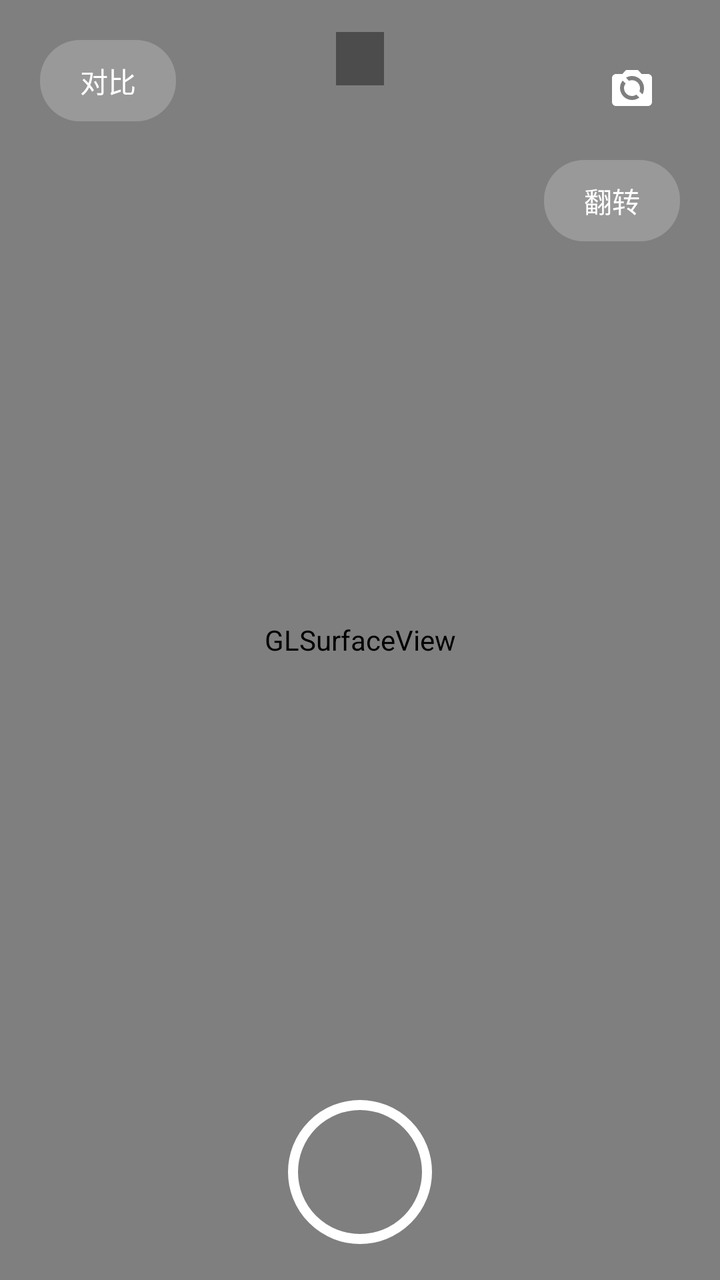
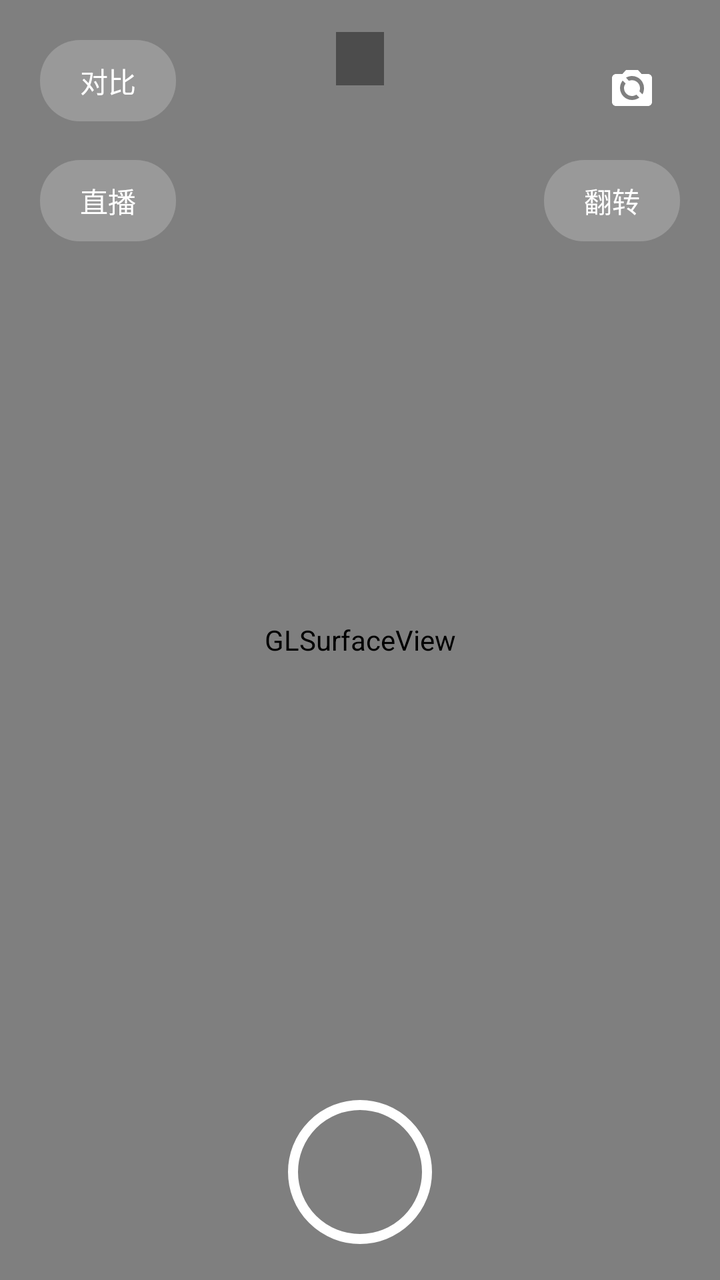

Before-and-after screenshots of an Android layout around one commit, followed by the original layout XML and the change that was made.
<!-- AndroidManifest.xml: application theme Theme.BeautyCamera -->
<!-- res/layout/activity_main.xml -->
<?xml version="1.0" encoding="utf-8"?>
<FrameLayout xmlns:android="http://schemas.android.com/apk/res/android"
    android:layout_width="match_parent"
    android:layout_height="match_parent"
    android:background="#000000">

    <android.opengl.GLSurfaceView
        android:id="@+id/glSurface"
        android:layout_width="match_parent"
        android:layout_height="match_parent" />

    <ImageButton
        android:id="@+id/btnSwitch"
        android:layout_width="48dp"
        android:layout_height="48dp"
        android:layout_gravity="top|end"
        android:layout_margin="20dp"
        android:background="?attr/selectableItemBackgroundBorderless"
        android:contentDescription="切换摄像头"
        android:src="@drawable/ic_switch"
        android:tint="#FFFFFF" />

    <TextView
        android:id="@+id/btnFlip"
        android:layout_width="wrap_content"
        android:layout_height="wrap_content"
        android:layout_gravity="top|end"
        android:layout_marginTop="80dp"
        android:layout_marginEnd="20dp"
        android:background="@drawable/chip_bg"
        android:paddingHorizontal="20dp"
        android:paddingVertical="10dp"
        android:text="翻转"
        android:textColor="#FFFFFF"
        android:textSize="14sp" />

    <TextView
        android:id="@+id/btnCompare"
        android:layout_width="wrap_content"
        android:layout_height="wrap_content"
        android:layout_gravity="top|start"
        android:layout_margin="20dp"
        android:background="@drawable/chip_bg"
        android:paddingHorizontal="20dp"
        android:paddingVertical="10dp"
        android:text="对比"
        android:textColor="#FFFFFF"
        android:textSize="14sp" />

    <TextView
        android:id="@+id/tvDebug"
        android:layout_width="wrap_content"
        android:layout_height="wrap_content"
        android:layout_gravity="center_horizontal"
        android:layout_marginTop="16dp"
        android:background="#66000000"
        android:paddingHorizontal="12dp"
        android:paddingVertical="6dp"
        android:textColor="#FF44FF44"
        android:textSize="11sp"
        android:fontFamily="monospace" />

    <TextView
        android:id="@+id/tvCount"
        android:layout_width="wrap_content"
        android:layout_height="wrap_content"
        android:layout_gravity="center"
        android:textColor="#FFFFFF"
        android:textSize="96sp"
        android:shadowColor="#80000000"
        android:shadowRadius="8"
        android:visibility="gone" />

    <TextView
        android:id="@+id/tvHint"
        android:layout_width="wrap_content"
        android:layout_height="wrap_content"
        android:layout_gravity="center"
        android:textColor="#FFFFFF"
        android:textSize="16sp"
        android:shadowColor="#80000000"
        android:shadowRadius="4" />

    <LinearLayout
        android:layout_width="match_parent"
        android:layout_height="wrap_content"
        android:layout_gravity="bottom"
        android:orientation="vertical"
        android:paddingBottom="18dp">

        <HorizontalScrollView
            android:id="@+id/presetsRow"
            android:layout_width="match_parent"
            android:layout_height="wrap_content"
            android:scrollbars="none"
            android:visibility="gone">

            <LinearLayout
                android:id="@+id/presetChips"
                android:layout_width="wrap_content"
                android:layout_height="wrap_content"
                android:orientation="horizontal"
                android:paddingHorizontal="16dp" />
        </HorizontalScrollView>

        <HorizontalScrollView
            android:id="@+id/captureRow"
            android:layout_width="match_parent"
            android:layout_height="wrap_content"
            android:scrollbars="none"
            android:visibility="gone">

            <LinearLayout
                android:id="@+id/captureChips"
                android:layout_width="wrap_content"
                android:layout_height="wrap_content"
                android:orientation="horizontal"
                android:paddingHorizontal="16dp" />
        </HorizontalScrollView>

        <HorizontalScrollView
            android:id="@+id/filterRow"
            android:layout_width="match_parent"
            android:layout_height="wrap_content"
            android:scrollbars="none"
            android:visibility="gone">

            <LinearLayout
                android:id="@+id/filterChips"
                android:layout_width="wrap_content"
                android:layout_height="wrap_content"
                android:orientation="horizontal"
                android:paddingHorizontal="16dp" />
        </HorizontalScrollView>

        <ScrollView
            android:id="@+id/sliderScroll"
            android:layout_width="match_parent"
            android:layout_height="140dp"
            android:visibility="gone">

            <LinearLayout
                android:id="@+id/sliderPanel"
                android:layout_width="match_parent"
                android:layout_height="wrap_content"
                android:orientation="vertical"
                android:paddingHorizontal="24dp" />
        </ScrollView>

        <com.google.android.material.tabs.TabLayout
            android:id="@+id/tabs"
            android:layout_width="wrap_content"
            android:layout_height="40dp"
            android:layout_gravity="center_horizontal"
            android:layout_marginTop="6dp"
            android:background="#00000000"
            app:tabTextColor="#99FFFFFF"
            app:tabSelectedTextColor="#FFFFFF"
            app:tabIndicatorColor="#FFFFFF"
            app:tabRippleColor="#33FFFFFF"
            xmlns:app="http://schemas.android.com/apk/res-auto" />

        <FrameLayout
            android:layout_width="match_parent"
            android:layout_height="wrap_content"
            android:layout_marginTop="6dp">

            <ImageButton
                android:id="@+id/btnCapture"
                android:layout_width="72dp"
                android:layout_height="72dp"
                android:layout_gravity="center"
                android:background="@drawable/btn_capture"
                android:contentDescription="拍照"
                android:src="@null" />
        </FrameLayout>
    </LinearLayout>
</FrameLayout>
<!-- resources referenced by this layout -->
<resources>
  <!-- drawable btn_capture (drawable) -->
  <?xml version="1.0" encoding="utf-8"?>
  <shape xmlns:android="http://schemas.android.com/apk/res/android" android:shape="oval">
      <solid android:color="#00FFFFFF" />
      <stroke android:width="5dp" android:color="#FFFFFF" />
      <size android:width="72dp" android:height="72dp" />
  </shape>
  <!-- drawable chip_bg (drawable) -->
  <?xml version="1.0" encoding="utf-8"?>
  <shape xmlns:android="http://schemas.android.com/apk/res/android" android:shape="rectangle">
      <corners android:radius="20dp" />
      <solid android:color="#33FFFFFF" />
  </shape>
  <!-- drawable ic_switch (drawable) -->
  <?xml version="1.0" encoding="utf-8"?>
  <vector xmlns:android="http://schemas.android.com/apk/res/android"
      android:width="24dp" android:height="24dp"
      android:viewportWidth="24" android:viewportHeight="24">
      <path
          android:fillColor="#FFFFFFFF"
          android:pathData="M20,5h-3.2L15,3H9L7.2,5H4C2.9,5 2,5.9 2,7v12c0,1.1 0.9,2 2,2h16c1.1,0 2,-0.9 2,-2V7C22,5.9 21.1,5 20,5zM12,18c-3.3,0 -6,-2.7 -6,-6c0,-1.4 0.5,-2.7 1.3,-3.7l1.5,1.5C8.3,10.4 8,11.2 8,12c0,2.2 1.8,4 4,4c0.8,0 1.6,-0.3 2.2,-0.7l1.5,1.5C14.7,17.5 13.4,18 12,18zM17.2,15.2l-1.5,-1.5c0.2,-0.5 0.3,-1 0.3,-1.6c0,-2.2 -1.8,-4 -4,-4c-0.6,0 -1.1,0.1 -1.6,0.3L9,6.8C10,6.3 11,6 12,6c3.3,0 6,2.7 6,6C18,13.4 17.7,14.4 17.2,15.2z" />
  </vector>
  <style name="Theme.BeautyCamera" parent="Theme.MaterialComponents.NoActionBar">
          <item name="android:windowBackground">#000000</item>
          <item name="android:statusBarColor">#00000000</item>
      </style>
</resources>

<!-- the commit's change to res/layout/activity_main.xml (unified diff, before → after) -->
@@ -31,6 +31,20 @@
         android:paddingHorizontal="20dp"
         android:paddingVertical="10dp"
         android:text="翻转"
+        android:textColor="#FFFFFF"
+        android:textSize="14sp" />
+
+    <TextView
+        android:id="@+id/btnLive"
+        android:layout_width="wrap_content"
+        android:layout_height="wrap_content"
+        android:layout_gravity="top|start"
+        android:layout_marginTop="80dp"
+        android:layout_marginStart="20dp"
+        android:background="@drawable/chip_bg"
+        android:paddingHorizontal="20dp"
+        android:paddingVertical="10dp"
+        android:text="直播"
         android:textColor="#FFFFFF"
         android:textSize="14sp" />
 
